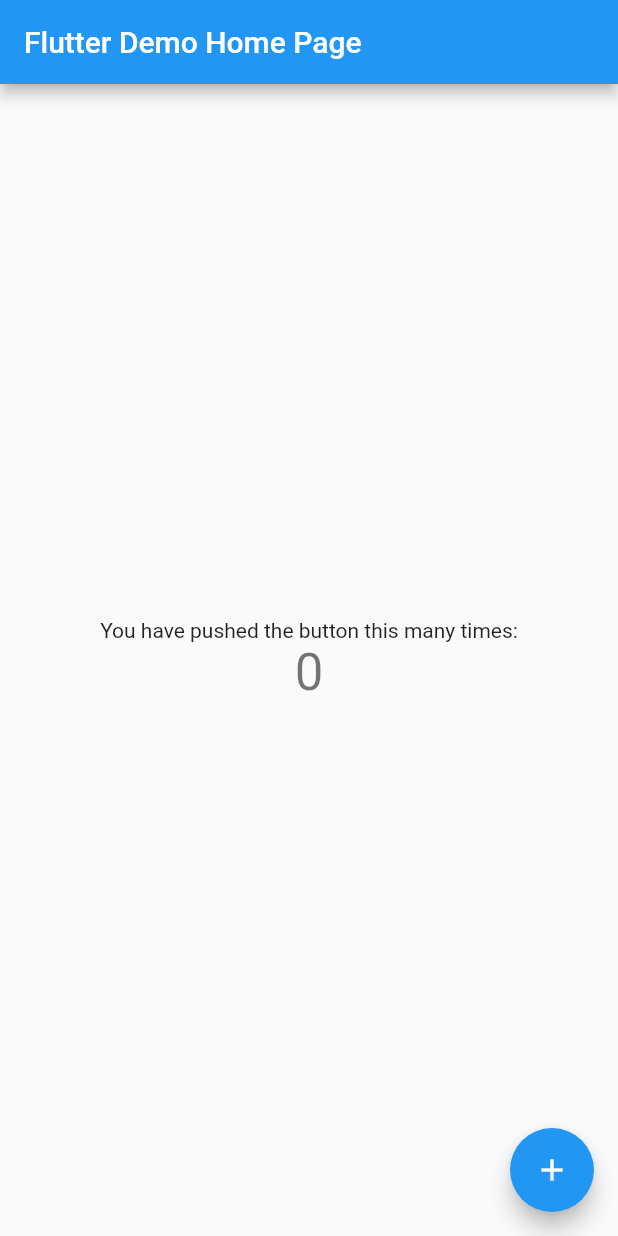
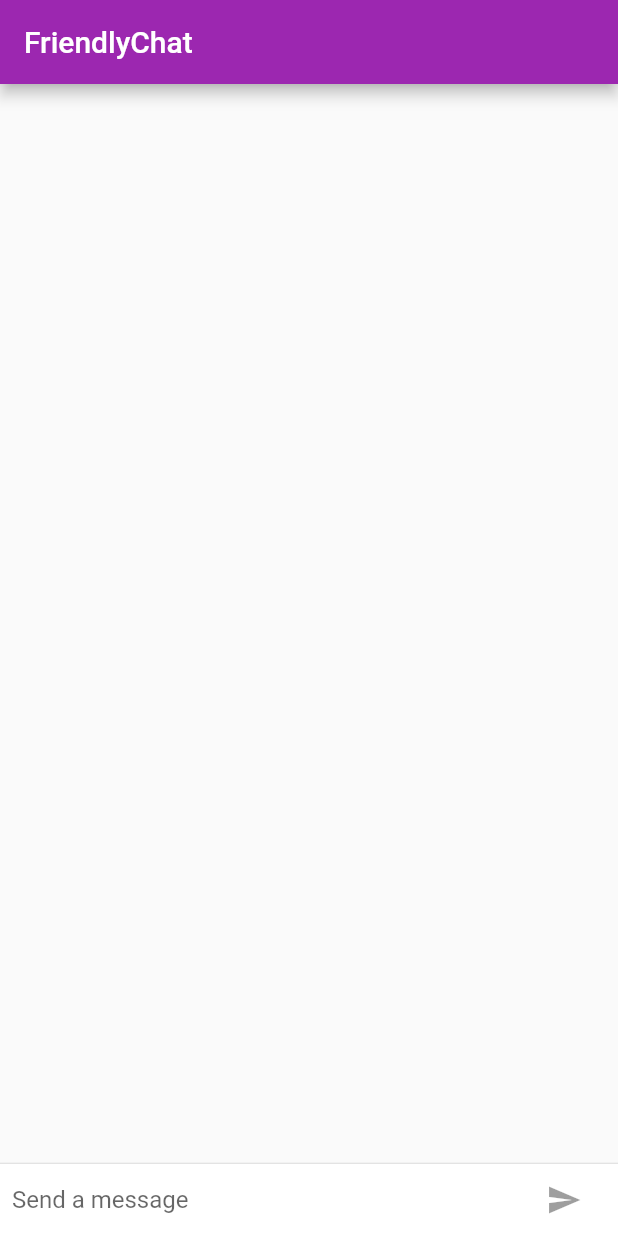
Before and after one commit to mknk-jp/flutter-friendly-chat, a Flutter app: the screen it shows after launch, on a phone screen of 412 x 824 dp. Run offline on Flutter 3.47's test engine with Material 2 defaults, Android fonts, the light colour scheme and no system bars.

Commit message:
implement all chapters

```diff
--- a/lib/main.dart
+++ b/lib/main.dart
@@ -1,117 +1,219 @@
+import 'package:flutter/cupertino.dart';
+import 'package:flutter/foundation.dart';
 import 'package:flutter/material.dart';
 
 void main() {
-  runApp(MyApp());
+  runApp(
+    FriendlyChatApp(),
+  );
 }
 
-class MyApp extends StatelessWidget {
-  // This widget is the root of your application.
+final ThemeData kIOSTheme = ThemeData(
+  primarySwatch: Colors.orange,
+  primaryColor: Colors.grey[100],
+  primaryColorBrightness: Brightness.light,
+);
+
+final ThemeData kDefaultTheme = ThemeData(
+  primarySwatch: Colors.purple,
+  accentColor: Colors.orangeAccent[400],
+);
+
+String _name = 'mknk';
+
+class FriendlyChatApp extends StatelessWidget {
+  const FriendlyChatApp({
+    Key key,
+  }) : super(key: key);
+
   @override
   Widget build(BuildContext context) {
     return MaterialApp(
-      title: 'Flutter Demo',
-      theme: ThemeData(
-        // This is the theme of your application.
-        //
-        // Try running your application with "flutter run". You'll see the
-        // application has a blue toolbar. Then, without quitting the app, try
-        // changing the primarySwatch below to Colors.green and then invoke
-        // "hot reload" (press "r" in the console where you ran "flutter run",
-        // or simply save your changes to "hot reload" in a Flutter IDE).
-        // Notice that the counter didn't reset back to zero; the application
-        // is not restarted.
-        primarySwatch: Colors.blue,
-        // This makes the visual density adapt to the platform that you run
-        // the app on. For desktop platforms, the controls will be smaller and
-        // closer together (more dense) than on mobile platforms.
-        visualDensity: VisualDensity.adaptivePlatformDensity,
-      ),
-      home: MyHomePage(title: 'Flutter Demo Home Page'),
+      title: 'FriendlyChat',
+      theme: defaultTargetPlatform == TargetPlatform.iOS
+          ? kIOSTheme
+          : kDefaultTheme,
+      home: ChatScreen(),
     );
   }
 }
 
-class MyHomePage extends StatefulWidget {
-  MyHomePage({Key key, this.title}) : super(key: key);
-
-  // This widget is the home page of your application. It is stateful, meaning
-  // that it has a State object (defined below) that contains fields that affect
-  // how it looks.
-
-  // This class is the configuration for the state. It holds the values (in this
-  // case the title) provided by the parent (in this case the App widget) and
-  // used by the build method of the State. Fields in a Widget subclass are
-  // always marked "final".
-
-  final String title;
+class ChatScreen extends StatefulWidget {
+  const ChatScreen({
+    Key key,
+  }) : super(key: key);
 
   @override
-  _MyHomePageState createState() => _MyHomePageState();
+  _ChatScreenState createState() => _ChatScreenState();
 }
 
-class _MyHomePageState extends State<MyHomePage> {
-  int _counter = 0;
+class _ChatScreenState extends State<ChatScreen> with TickerProviderStateMixin {
+  final List<ChatMessage> _messages = [];
+  final _textController = TextEditingController();
+  bool _isComposing = false;
+  final FocusNode _focusNode = FocusNode();
 
-  void _incrementCounter() {
-    setState(() {
-      // This call to setState tells the Flutter framework that something has
-      // changed in this State, which causes it to rerun the build method below
-      // so that the display can reflect the updated values. If we changed
-      // _counter without calling setState(), then the build method would not be
-      // called again, and so nothing would appear to happen.
-      _counter++;
-    });
+  @override
+  void dispose() {
+    for (ChatMessage message in _messages) {
+      message.animationController.dispose();
+    }
+    super.dispose();
   }
 
   @override
   Widget build(BuildContext context) {
-    // This method is rerun every time setState is called, for instance as done
-    // by the _incrementCounter method above.
-    //
-    // The Flutter framework has been optimized to make rerunning build methods
-    // fast, so that you can just rebuild anything that needs updating rather
-    // than having to individually change instances of widgets.
     return Scaffold(
       appBar: AppBar(
-        // Here we take the value from the MyHomePage object that was created by
-        // the App.build method, and use it to set our appbar title.
-        title: Text(widget.title),
+        title: Text('FriendlyChat'),
+        elevation: Theme.of(context).platform == TargetPlatform.iOS ? 0.0 : 4.0,
       ),
-      body: Center(
-        // Center is a layout widget. It takes a single child and positions it
-        // in the middle of the parent.
+      body: Container(
         child: Column(
-          // Column is also a layout widget. It takes a list of children and
-          // arranges them vertically. By default, it sizes itself to fit its
-          // children horizontally, and tries to be as tall as its parent.
-          //
-          // Invoke "debug painting" (press "p" in the console, choose the
-          // "Toggle Debug Paint" action from the Flutter Inspector in Android
-          // Studio, or the "Toggle Debug Paint" command in Visual Studio Code)
-          // to see the wireframe for each widget.
-          //
-          // Column has various properties to control how it sizes itself and
-          // how it positions its children. Here we use mainAxisAlignment to
-          // center the children vertically; the main axis here is the vertical
-          // axis because Columns are vertical (the cross axis would be
-          // horizontal).
-          mainAxisAlignment: MainAxisAlignment.center,
-          children: <Widget>[
-            Text(
-              'You have pushed the button this many times:',
+          children: [
+            Flexible(
+              child: ListView.builder(
+                padding: EdgeInsets.all(8.0),
+                reverse: true,
+                itemBuilder: (_, int index) => _messages[index],
+                itemCount: _messages.length,
+              ),
             ),
-            Text(
-              '$_counter',
-              style: Theme.of(context).textTheme.headline4,
+            Divider(
+              height: 1.0,
+            ),
+            Container(
+              decoration: BoxDecoration(
+                color: Theme.of(context).cardColor,
+              ),
+              child: _buildTextComposer(),
+            ),
+          ],
+        ),
+        decoration: Theme.of(context).platform == TargetPlatform.iOS
+            ? BoxDecoration(
+                border: Border(
+                  top: BorderSide(
+                    color: Colors.grey[200],
+                  ),
+                ),
+              )
+            : null,
+      ),
+    );
+  }
+
+  Widget _buildTextComposer() {
+    return IconTheme(
+      data: IconThemeData(color: Theme.of(context).accentColor),
+      child: Container(
+        margin: EdgeInsets.symmetric(horizontal: 8.0),
+        child: Row(
+          children: [
+            Flexible(
+              child: TextField(
+                controller: _textController,
+                onChanged: (String text) {
+                  setState(() {
+                    _isComposing = text.length > 0;
+                  });
+                },
+                onSubmitted: _isComposing ? _handleSubmitted : null,
+                decoration:
+                    InputDecoration.collapsed(hintText: 'Send a message'),
+                focusNode: _focusNode,
+              ),
+            ),
+            Container(
+              margin: EdgeInsets.symmetric(horizontal: 4.0),
+              child: Theme.of(context).platform == TargetPlatform.iOS
+                  ? CupertinoButton(
+                      child: Text('Send'),
+                      onPressed: _isComposing
+                          ? () => _handleSubmitted(_textController.text)
+                          : null,
+                    )
+                  : IconButton(
+                      icon: const Icon(Icons.send),
+                      onPressed: _isComposing
+                          ? () => _handleSubmitted(_textController.text)
+                          : null,
+                    ),
+            )
+          ],
+        ),
+      ),
+    );
+  }
+
+  void _handleSubmitted(String text) {
+    _textController.clear();
+    setState(() {
+      _isComposing = false;
+    });
+
+    ChatMessage message = ChatMessage(
+      text: text,
+      animationController: AnimationController(
+        duration: const Duration(milliseconds: 500),
+        vsync: this,
+      ),
+    );
+    setState(() {
+      _messages.insert(0, message);
+    });
+    _focusNode.requestFocus();
+    message.animationController.forward();
+  }
+}
+
+class ChatMessage extends StatelessWidget {
+  const ChatMessage({
+    Key key,
+    this.text,
+    this.animationController,
+  }) : super(key: key);
+
+  final String text;
+  final AnimationController animationController;
+
+  @override
+  Widget build(BuildContext context) {
+    return SizeTransition(
+      sizeFactor: CurvedAnimation(
+        parent: animationController,
+        curve: Curves.easeOut,
+      ),
+      axisAlignment: 0.0,
+      child: Container(
+        margin: EdgeInsets.symmetric(vertical: 10.0),
+        child: Row(
+          crossAxisAlignment: CrossAxisAlignment.start,
+          children: [
+            Container(
+              margin: EdgeInsets.only(right: 16.0),
+              child: CircleAvatar(
+                child: Text(_name[0]),
+              ),
+            ),
+            Expanded(
+              child: Column(
+                crossAxisAlignment: CrossAxisAlignment.start,
+                children: [
+                  Text(
+                    _name,
+                    style: Theme.of(context).textTheme.headline4,
+                  ),
+                  Container(
+                    margin: EdgeInsets.only(top: 5.0),
+                    child: Text(text),
+                  )
+                ],
+              ),
             ),
           ],
         ),
       ),
-      floatingActionButton: FloatingActionButton(
-        onPressed: _incrementCounter,
-        tooltip: 'Increment',
-        child: Icon(Icons.add),
-      ), // This trailing comma makes auto-formatting nicer for build methods.
     );
   }
 }
```
